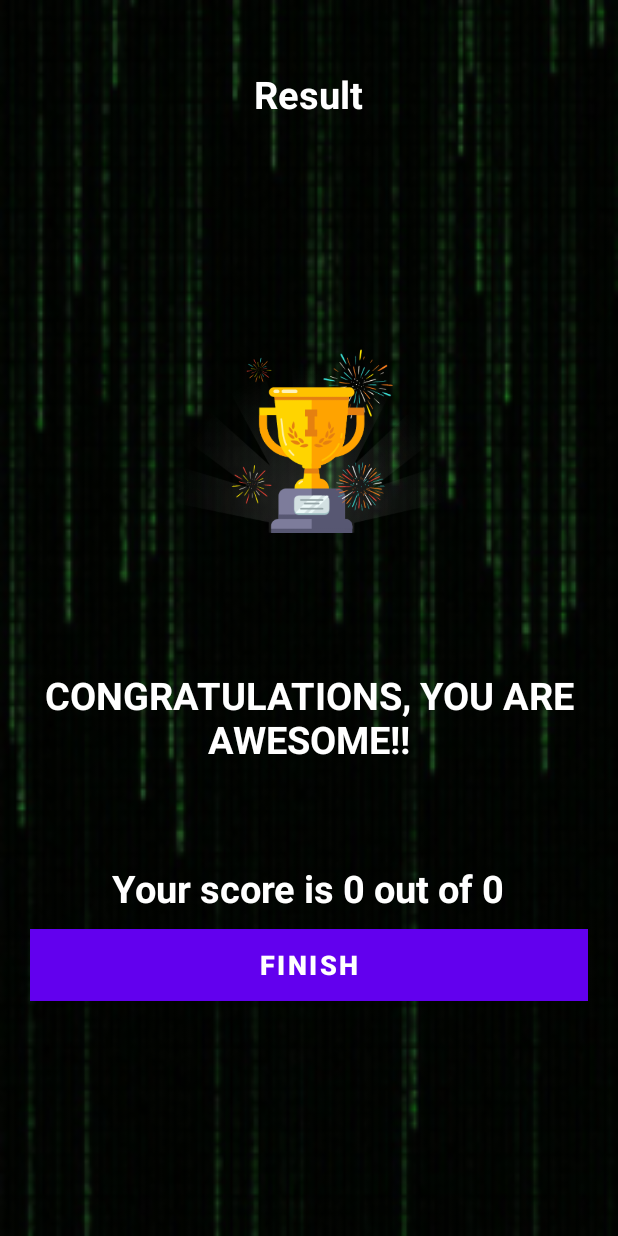
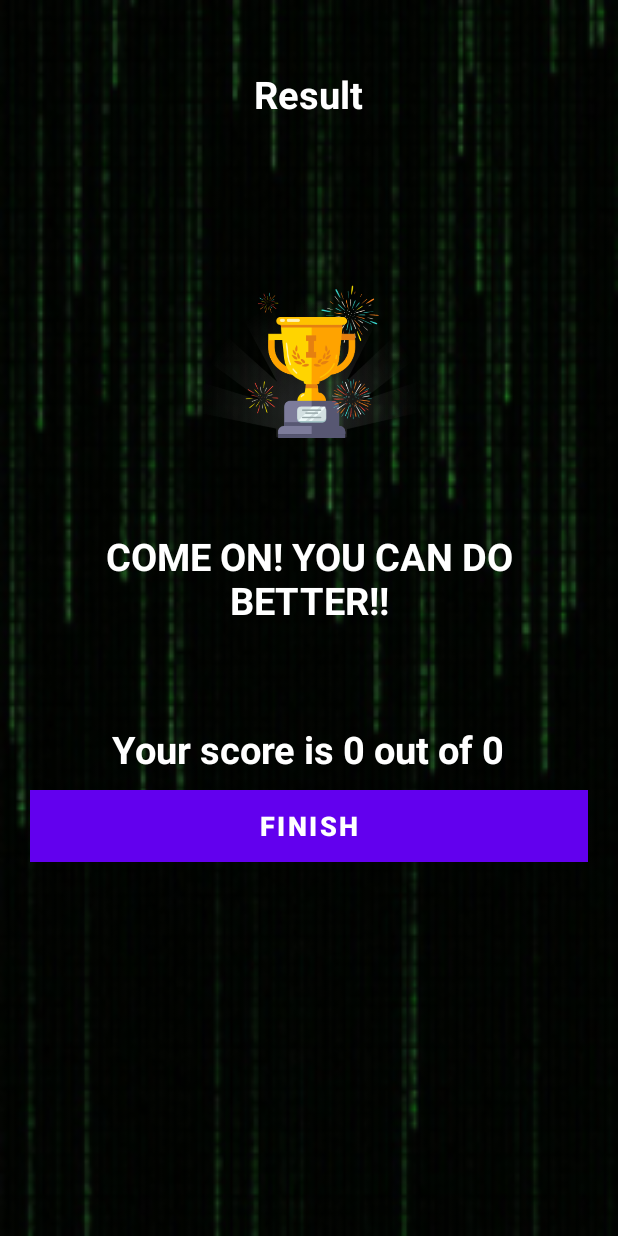
Before and after one commit to 20041540MichaelKelly/Quiz-App, an Android app: the ResultActivity screen opened directly, with no data from a screen before it, on a phone screen of 412 x 824 dp. Run offline under Robolectric (Android 15) with nearby library versions, the phone set to English and light mode, and no system bars.

```diff
--- a/app/src/main/java/mick/projects/quizapp/ResultActivity.kt
+++ b/app/src/main/java/mick/projects/quizapp/ResultActivity.kt
@@ -12,6 +12,7 @@ class ResultActivity : AppCompatActivity() {
         setContentView(R.layout.activity_result)
 
         val tvName: TextView = findViewById(R.id.tv_name)
+        val tvCongrats: TextView = findViewById(R.id.tv_congratulations)
         val tvScore: TextView = findViewById(R.id.tv_score)
         val btnFinish: Button = findViewById(R.id.btn_finish)
 
@@ -20,6 +21,14 @@ class ResultActivity : AppCompatActivity() {
         val correctAnswers = intent.getIntExtra(Constants.CORRECT_ANSWERS, 0)
         val totalQuestions = intent.getIntExtra(Constants.TOTAL_QUESTIONS, 0)
 
+        if(correctAnswers <= 3) {
+            tvCongrats.text = getString(R.string.less_than_or_equal_three)
+        }else if( correctAnswers <= 7 ) {
+            tvCongrats.text = getString(R.string.less_than_or_equal_seven)
+        } else {
+            tvCongrats.text = getString(R.string.victory)
+        }
+
         tvScore.text = "Your score is $correctAnswers out of $totalQuestions"
 
         btnFinish.setOnClickListener {
--- a/app/src/main/res/layout/activity_result.xml
+++ b/app/src/main/res/layout/activity_result.xml
@@ -22,8 +22,8 @@
 
     <ImageView
         android:id="@+id/iv_trophy"
-        android:layout_width="243dp"
-        android:layout_height="350dp"
+        android:layout_width="201dp"
+        android:layout_height="257dp"
         android:src="@drawable/ic_trophy" />
 
     <TextView
--- a/app/src/main/res/values/strings.xml
+++ b/app/src/main/res/values/strings.xml
@@ -8,4 +8,7 @@
     <string name="please_anwser_the_below_question">Please anwser the below question</string>
     <string name="js_logo">JS Logo</string>
     <string name="submitBt">SUBMIT</string>
+    <string name="less_than_or_equal_three">COME ON! YOU CAN DO BETTER!!</string>
+    <string name="less_than_or_equal_seven">A LITTLE MORE WORK NEEDED</string>
+    <string name="victory">CONGRATULATIONS!! YOU ARE AWESOME!!!</string>
 </resources>
```
Also changed, not shown: app/src/main/java/mick/projects/quizapp/Constants.kt (+35 -33 lines).
